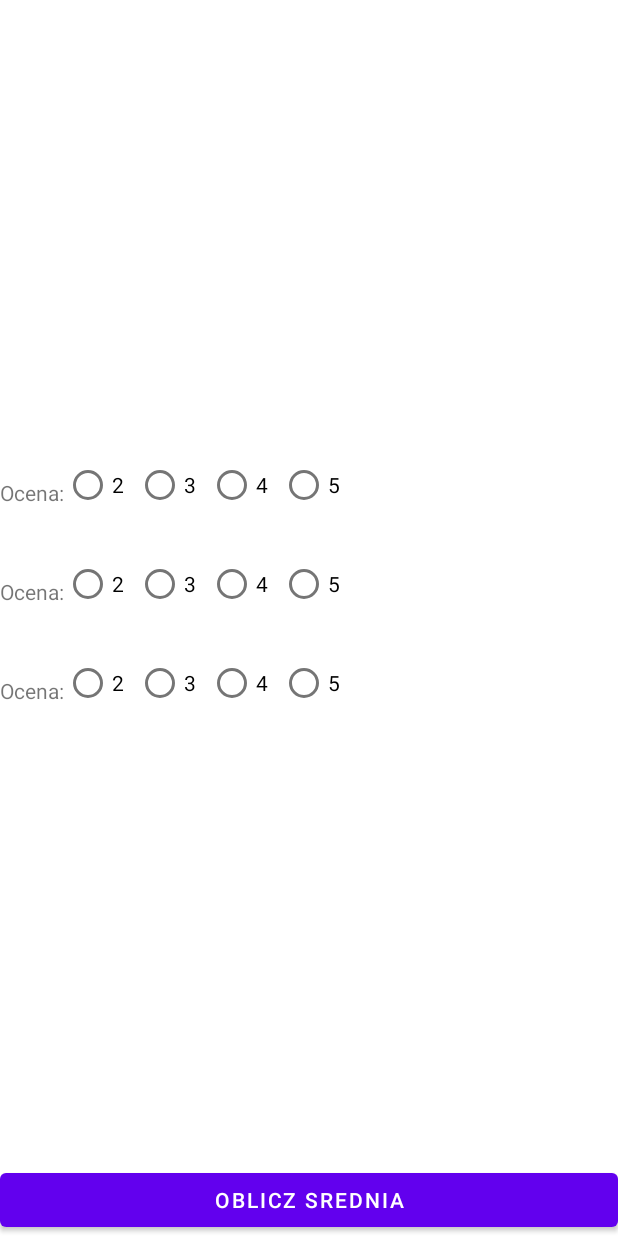
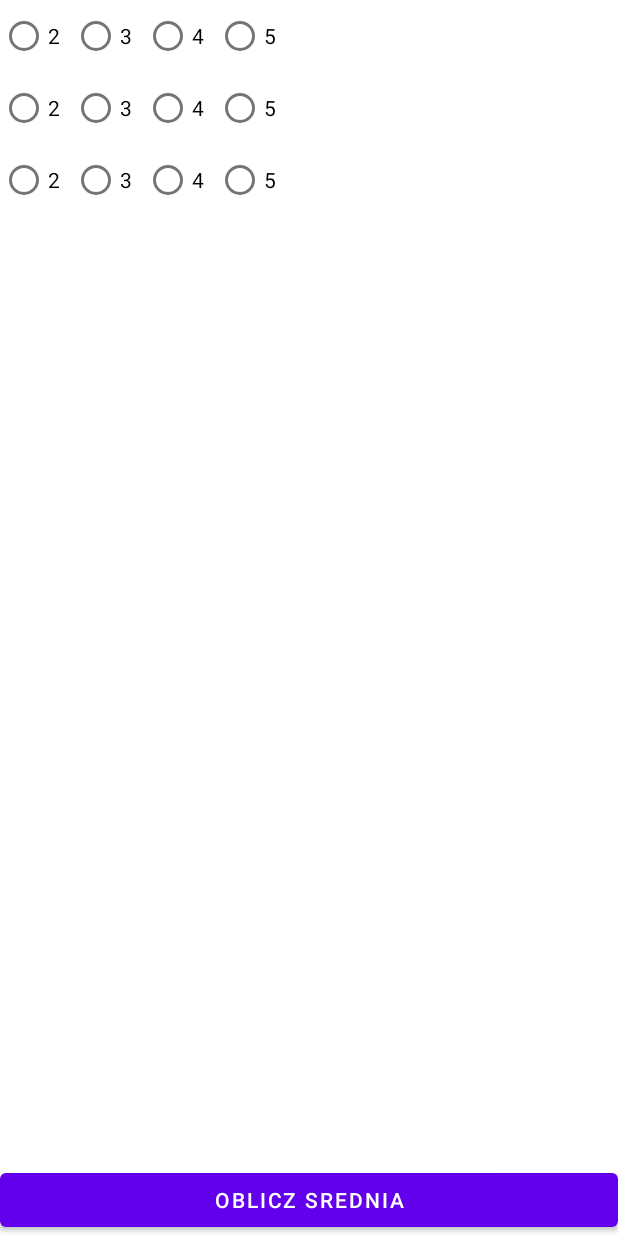
Before and after one commit to PawelSobiech/AndroidMarksApp, an Android app: the layout activity_marks.xml on its own in the app's theme, with its tools: preview values and no code run, on a phone screen of 412 x 824 dp. Run offline under Robolectric (Android 15) with nearby library versions, the phone set to English and light mode, and no system bars.

Commit message:
Fixed list display

```diff
--- a/app/src/main/java/com/example/app/MarksActivity.java
+++ b/app/src/main/java/com/example/app/MarksActivity.java
@@ -7,6 +7,7 @@ import android.content.Intent;
 import android.os.Bundle;
 import android.view.View;
 import android.widget.Button;
+import android.widget.TextView;
 import android.widget.Toast;
 import java.util.ArrayList;
 import java.util.Arrays;
@@ -31,7 +32,6 @@ public class MarksActivity extends AppCompatActivity implements Adapter.RadioBut
         mSubjectsList = new ArrayList<>(Arrays.asList(getResources().getStringArray(R.array.subjectsArray)));
         tempList = new ArrayList<>();
         Bundle bundle = getIntent().getExtras();
-
         if (bundle != null) {
             int data = Integer.parseInt(bundle.getString("data"));
             for (int i = 0; i < data && i < mSubjectsList.size(); i++) {
@@ -46,7 +46,7 @@ public class MarksActivity extends AppCompatActivity implements Adapter.RadioBut
         } else {
             selectedGrades = new ArrayList<>(tempList.size());
             for (int i = 0; i < tempList.size(); i++) {
-                selectedGrades.add(0);
+                selectedGrades.add(2);
             }
         }
         averageButton.setOnClickListener(averageButtonListener);
@@ -75,7 +75,7 @@ public class MarksActivity extends AppCompatActivity implements Adapter.RadioBut
 
     View.OnClickListener averageButtonListener = view -> {
         average = (double) sum / tempList.size();
-        toast = Toast.makeText(this, String.valueOf(average) ,Toast.LENGTH_SHORT);
+        toast = Toast.makeText(this, String.valueOf(average), Toast.LENGTH_SHORT);
         toast.show();
         Intent intent = new Intent(MarksActivity.this, MainActivity.class);
         intent.putExtra("average", Double.toString(average));
--- a/app/src/main/res/layout/activity_marks.xml
+++ b/app/src/main/res/layout/activity_marks.xml
@@ -9,11 +9,11 @@
     <androidx.recyclerview.widget.RecyclerView
         android:id="@+id/gradesRecyclerView"
         android:layout_width="match_parent"
-        android:layout_height="wrap_content"
+        android:layout_height="0dp"
         app:layout_constraintBottom_toTopOf="@+id/averageButton"
         app:layout_constraintEnd_toEndOf="parent"
+        app:layout_constraintStart_toStartOf="parent"
         app:layout_constraintTop_toTopOf="parent"
-        app:layout_constraintStart_toStartOf="parent"
         tools:listitem="@layout/list_row" />
 
     <Button
--- a/app/src/main/res/layout/list_row.xml
+++ b/app/src/main/res/layout/list_row.xml
@@ -4,23 +4,17 @@
     xmlns:app="http://schemas.android.com/apk/res-auto"
     android:layout_width="match_parent"
     android:layout_height="wrap_content"
-    android:paddingBottom="8dp"
     android:orientation="horizontal">
-        <LinearLayout
-            android:layout_width="match_parent"
-            android:layout_height="match_parent">
     <TextView
+        android:id="@+id/subjectName"
         android:layout_width="wrap_content"
         android:layout_height="wrap_content"
-                android:layout_gravity="center_vertical"
-                android:layout_marginTop="10dp"
-                android:text="@string/mark" />
+        android:layout_gravity="center_vertical" />
     <RadioGroup
         android:id="@+id/gradesRadioGroup"
         android:layout_width="match_parent"
         android:layout_height="wrap_content"
-                android:orientation="horizontal"
-                android:layout_marginTop="10dp">
+        android:orientation="horizontal">
         <RadioButton
             android:id="@+id/gradeTwoRadioButton"
             android:layout_width="wrap_content"
@@ -50,4 +44,3 @@
             android:onClick="onRadioButtonClicked"/>
     </RadioGroup>
 </LinearLayout>
-</LinearLayout>
```
Also changed, not shown: app/src/main/java/com/example/app/Adapter.java (+8 -1 lines), app/src/main/java/com/example/app/MainActivity.java (+12 -15 lines). Lines whose indentation alone changed are shown as unchanged.
